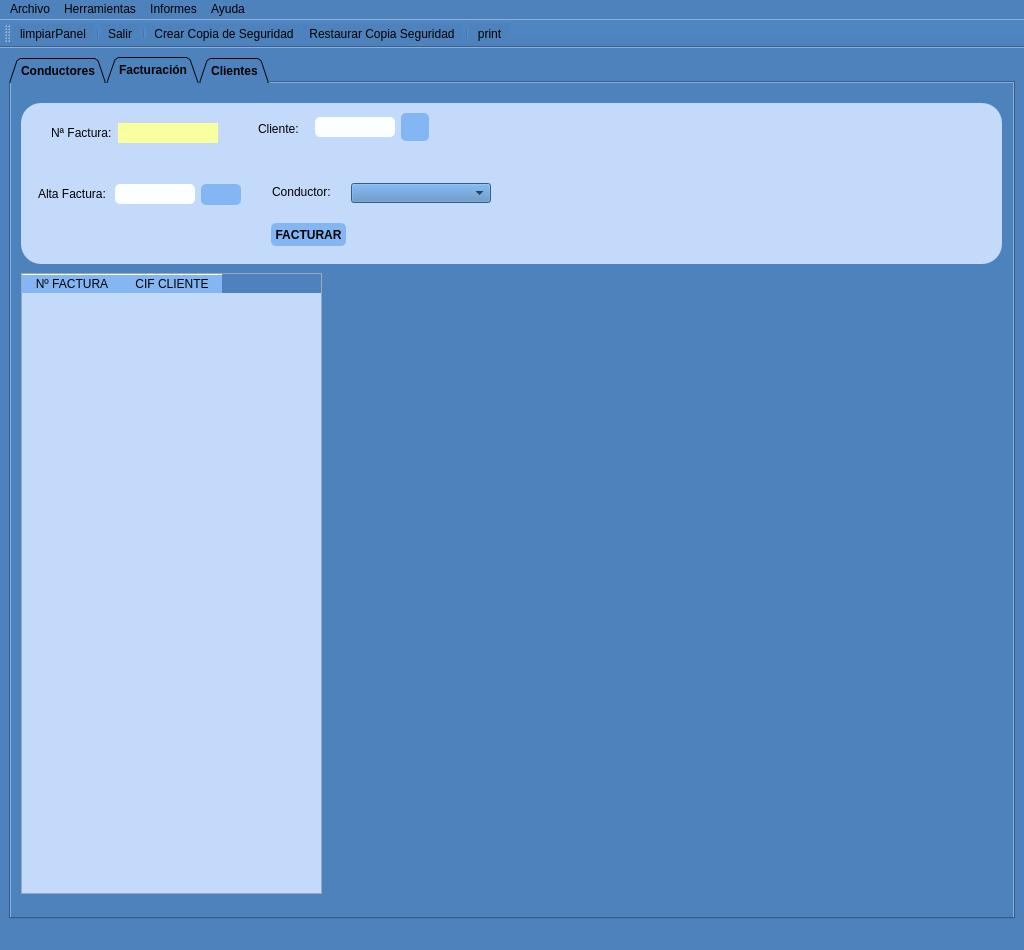
Before: the Qt Designer form templates/MainWindow.ui in braisd11/CarTeis, drawn with Qt 5.
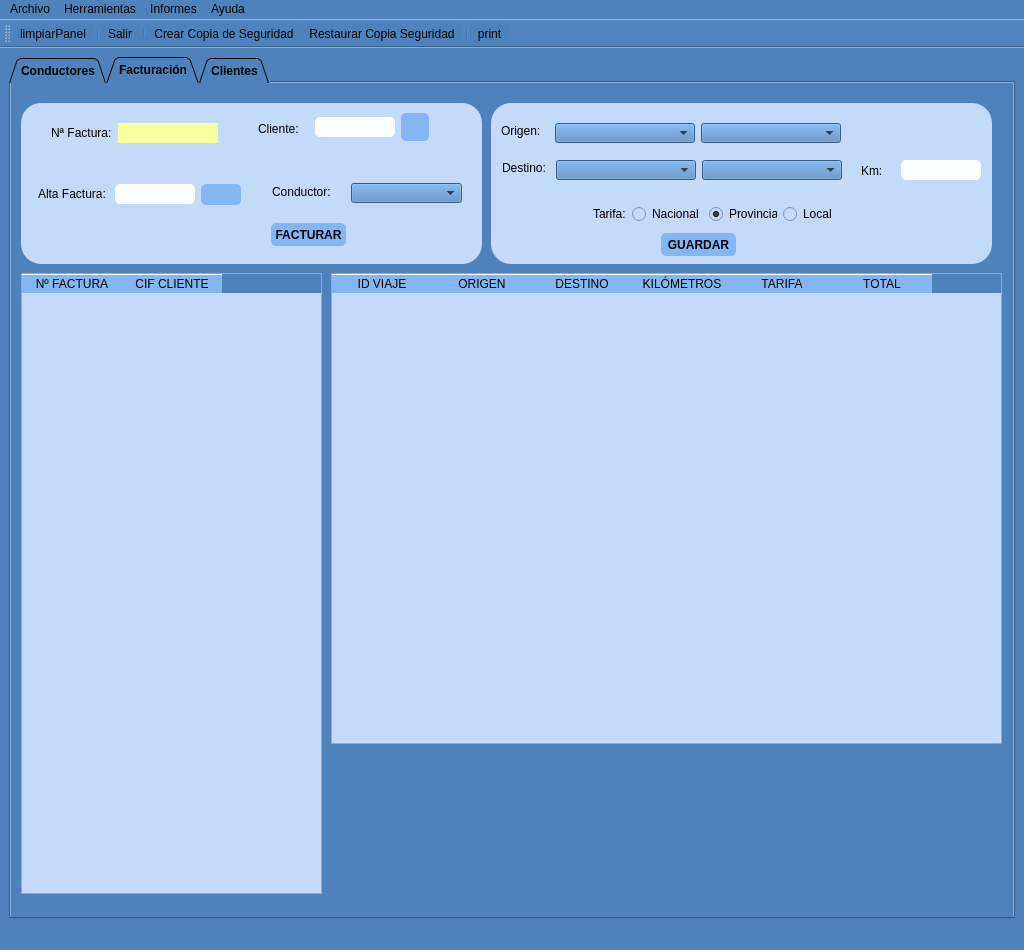
After: the same form once the commit is applied. Icons and pictures are not drawn.

```diff
--- a/templates/MainWindow.ui
+++ b/templates/MainWindow.ui
@@ -1577,7 +1577,7 @@
          <rect>
           <x>10</x>
           <y>20</y>
-          <width>981</width>
+          <width>461</width>
           <height>161</height>
          </rect>
         </property>
@@ -1800,7 +1800,7 @@
           <rect>
            <x>330</x>
            <y>80</y>
-           <width>140</width>
+           <width>111</width>
            <height>20</height>
           </rect>
          </property>
@@ -1812,8 +1812,8 @@
          </property>
          <property name="minimumSize">
           <size>
-           <width>140</width>
-           <height>20</height>
+           <width>0</width>
+           <height>0</height>
           </size>
          </property>
          <property name="maximumSize">
@@ -2166,6 +2166,711 @@
          </property>
         </column>
        </widget>
+       <widget class="QTableWidget" name="tabViaje">
+        <property name="geometry">
+         <rect>
+          <x>320</x>
+          <y>190</y>
+          <width>671</width>
+          <height>471</height>
+         </rect>
+        </property>
+        <property name="sizePolicy">
+         <sizepolicy hsizetype="Expanding" vsizetype="Expanding">
+          <horstretch>0</horstretch>
+          <verstretch>0</verstretch>
+         </sizepolicy>
+        </property>
+        <property name="palette">
+         <palette>
+          <active>
+           <colorrole role="WindowText">
+            <brush brushstyle="SolidPattern">
+             <color alpha="255">
+              <red>0</red>
+              <green>0</green>
+              <blue>0</blue>
+             </color>
+            </brush>
+           </colorrole>
+           <colorrole role="Button">
+            <brush brushstyle="SolidPattern">
+             <color alpha="255">
+              <red>196</red>
+              <green>218</green>
+              <blue>250</blue>
+             </color>
+            </brush>
+           </colorrole>
+           <colorrole role="Text">
+            <brush brushstyle="SolidPattern">
+             <color alpha="255">
+              <red>0</red>
+              <green>0</green>
+              <blue>0</blue>
+             </color>
+            </brush>
+           </colorrole>
+           <colorrole role="ButtonText">
+            <brush brushstyle="SolidPattern">
+             <color alpha="255">
+              <red>0</red>
+              <green>0</green>
+              <blue>0</blue>
+             </color>
+            </brush>
+           </colorrole>
+           <colorrole role="Base">
+            <brush brushstyle="SolidPattern">
+             <color alpha="255">
+              <red>196</red>
+              <green>218</green>
+              <blue>250</blue>
+             </color>
+            </brush>
+           </colorrole>
+           <colorrole role="Window">
+            <brush brushstyle="SolidPattern">
+             <color alpha="255">
+              <red>196</red>
+              <green>218</green>
+              <blue>250</blue>
+             </color>
+            </brush>
+           </colorrole>
+           <colorrole role="Highlight">
+            <brush brushstyle="SolidPattern">
+             <color alpha="255">
+              <red>255</red>
+              <green>255</green>
+              <blue>255</blue>
+             </color>
+            </brush>
+           </colorrole>
+           <colorrole role="HighlightedText">
+            <brush brushstyle="SolidPattern">
+             <color alpha="255">
+              <red>0</red>
+              <green>0</green>
+              <blue>0</blue>
+             </color>
+            </brush>
+           </colorrole>
+           <colorrole role="AlternateBase">
+            <brush brushstyle="SolidPattern">
+             <color alpha="255">
+              <red>252</red>
+              <green>255</green>
+              <blue>255</blue>
+             </color>
+            </brush>
+           </colorrole>
+          </active>
+          <inactive>
+           <colorrole role="WindowText">
+            <brush brushstyle="SolidPattern">
+             <color alpha="255">
+              <red>0</red>
+              <green>0</green>
+              <blue>0</blue>
+             </color>
+            </brush>
+           </colorrole>
+           <colorrole role="Button">
+            <brush brushstyle="SolidPattern">
+             <color alpha="255">
+              <red>196</red>
+              <green>218</green>
+              <blue>250</blue>
+             </color>
+            </brush>
+           </colorrole>
+           <colorrole role="Text">
+            <brush brushstyle="SolidPattern">
+             <color alpha="255">
+              <red>0</red>
+              <green>0</green>
+              <blue>0</blue>
+             </color>
+            </brush>
+           </colorrole>
+           <colorrole role="ButtonText">
+            <brush brushstyle="SolidPattern">
+             <color alpha="255">
+              <red>0</red>
+              <green>0</green>
+              <blue>0</blue>
+             </color>
+            </brush>
+           </colorrole>
+           <colorrole role="Base">
+            <brush brushstyle="SolidPattern">
+             <color alpha="255">
+              <red>196</red>
+              <green>218</green>
+              <blue>250</blue>
+             </color>
+            </brush>
+           </colorrole>
+           <colorrole role="Window">
+            <brush brushstyle="SolidPattern">
+             <color alpha="255">
+              <red>196</red>
+              <green>218</green>
+              <blue>250</blue>
+             </color>
+            </brush>
+           </colorrole>
+           <colorrole role="Highlight">
+            <brush brushstyle="SolidPattern">
+             <color alpha="255">
+              <red>255</red>
+              <green>255</green>
+              <blue>255</blue>
+             </color>
+            </brush>
+           </colorrole>
+           <colorrole role="HighlightedText">
+            <brush brushstyle="SolidPattern">
+             <color alpha="255">
+              <red>0</red>
+              <green>0</green>
+              <blue>0</blue>
+             </color>
+            </brush>
+           </colorrole>
+           <colorrole role="AlternateBase">
+            <brush brushstyle="SolidPattern">
+             <color alpha="255">
+              <red>252</red>
+              <green>255</green>
+              <blue>255</blue>
+             </color>
+            </brush>
+           </colorrole>
+          </inactive>
+          <disabled>
+           <colorrole role="WindowText">
+            <brush brushstyle="SolidPattern">
+             <color alpha="255">
+              <red>0</red>
+              <green>0</green>
+              <blue>0</blue>
+             </color>
+            </brush>
+           </colorrole>
+           <colorrole role="Button">
+            <brush brushstyle="SolidPattern">
+             <color alpha="255">
+              <red>196</red>
+              <green>218</green>
+              <blue>250</blue>
+             </color>
+            </brush>
+           </colorrole>
+           <colorrole role="Text">
+            <brush brushstyle="SolidPattern">
+             <color alpha="255">
+              <red>0</red>
+              <green>0</green>
+              <blue>0</blue>
+             </color>
+            </brush>
+           </colorrole>
+           <colorrole role="ButtonText">
+            <brush brushstyle="SolidPattern">
+             <color alpha="255">
+              <red>0</red>
+              <green>0</green>
+              <blue>0</blue>
+             </color>
+            </brush>
+           </colorrole>
+           <colorrole role="Base">
+            <brush brushstyle="SolidPattern">
+             <color alpha="255">
+              <red>196</red>
+              <green>218</green>
+              <blue>250</blue>
+             </color>
+            </brush>
+           </colorrole>
+           <colorrole role="Window">
+            <brush brushstyle="SolidPattern">
+             <color alpha="255">
+              <red>196</red>
+              <green>218</green>
+              <blue>250</blue>
+             </color>
+            </brush>
+           </colorrole>
+           <colorrole role="Highlight">
+            <brush brushstyle="SolidPattern">
+             <color alpha="255">
+              <red>0</red>
+              <green>120</green>
+              <blue>215</blue>
+             </color>
+            </brush>
+           </colorrole>
+           <colorrole role="HighlightedText">
+            <brush brushstyle="SolidPattern">
+             <color alpha="255">
+              <red>0</red>
+              <green>0</green>
+              <blue>0</blue>
+             </color>
+            </brush>
+           </colorrole>
+           <colorrole role="AlternateBase">
+            <brush brushstyle="SolidPattern">
+             <color alpha="255">
+              <red>252</red>
+              <green>255</green>
+              <blue>255</blue>
+             </color>
+            </brush>
+           </colorrole>
+          </disabled>
+         </palette>
+        </property>
+        <property name="autoFillBackground">
+         <bool>true</bool>
+        </property>
+        <property name="styleSheet">
+         <string notr="true">QTableWidget::item:selected {
+    background-color: rgb(255,255,255);
+	color: rgb(0,0,0);
+}
+
+QTableWidget {
+    background-color: #c4dafa;
+}</string>
+        </property>
+        <property name="editTriggers">
+         <set>QAbstractItemView::NoEditTriggers</set>
+        </property>
+        <property name="alternatingRowColors">
+         <bool>true</bool>
+        </property>
+        <property name="selectionBehavior">
+         <enum>QAbstractItemView::SelectRows</enum>
+        </property>
+        <attribute name="verticalHeaderVisible">
+         <bool>false</bool>
+        </attribute>
+        <column>
+         <property name="text">
+          <string>ID VIAJE</string>
+         </property>
+        </column>
+        <column>
+         <property name="text">
+          <string>ORIGEN</string>
+         </property>
+        </column>
+        <column>
+         <property name="text">
+          <string>DESTINO</string>
+         </property>
+        </column>
+        <column>
+         <property name="text">
+          <string>KILÓMETROS</string>
+         </property>
+        </column>
+        <column>
+         <property name="text">
+          <string>TARIFA</string>
+         </property>
+        </column>
+        <column>
+         <property name="text">
+          <string>TOTAL</string>
+         </property>
+        </column>
+       </widget>
+       <widget class="QFrame" name="frame_9">
+        <property name="geometry">
+         <rect>
+          <x>480</x>
+          <y>20</y>
+          <width>501</width>
+          <height>161</height>
+         </rect>
+        </property>
+        <property name="styleSheet">
+         <string notr="true">QFrame{
+	border-radius: 20px;
+	background-color: #c4dafa;
+}</string>
+        </property>
+        <property name="frameShape">
+         <enum>QFrame::StyledPanel</enum>
+        </property>
+        <property name="frameShadow">
+         <enum>QFrame::Raised</enum>
+        </property>
+        <widget class="QComboBox" name="cmbProvOrigen">
+         <property name="geometry">
+          <rect>
+           <x>64</x>
+           <y>20</y>
+           <width>140</width>
+           <height>20</height>
+          </rect>
+         </property>
+         <property name="sizePolicy">
+          <sizepolicy hsizetype="Preferred" vsizetype="Fixed">
+           <horstretch>120</horstretch>
+           <verstretch>20</verstretch>
+          </sizepolicy>
+         </property>
+         <property name="minimumSize">
+          <size>
+           <width>140</width>
+           <height>20</height>
+          </size>
+         </property>
+         <property name="maximumSize">
+          <size>
+           <width>140</width>
+           <height>20</height>
+          </size>
+         </property>
+         <property name="cursor">
+          <cursorShape>PointingHandCursor</cursorShape>
+         </property>
+         <property name="styleSheet">
+          <string notr="true">QFrame{
+	border-radius: 0px;
+
+}</string>
+         </property>
+        </widget>
+        <widget class="QComboBox" name="cmbLocOrigen">
+         <property name="geometry">
+          <rect>
+           <x>210</x>
+           <y>20</y>
+           <width>140</width>
+           <height>20</height>
+          </rect>
+         </property>
+         <property name="sizePolicy">
+          <sizepolicy hsizetype="Preferred" vsizetype="Fixed">
+           <horstretch>120</horstretch>
+           <verstretch>20</verstretch>
+          </sizepolicy>
+         </property>
+         <property name="minimumSize">
+          <size>
+           <width>140</width>
+           <height>20</height>
+          </size>
+         </property>
+         <property name="maximumSize">
+          <size>
+           <width>140</width>
+           <height>20</height>
+          </size>
+         </property>
+         <property name="cursor">
+          <cursorShape>PointingHandCursor</cursorShape>
+         </property>
+         <property name="styleSheet">
+          <string notr="true">QFrame{
+	border-radius: 0px;
+
+}</string>
+         </property>
+        </widget>
+        <widget class="QComboBox" name="cmbProvDestino">
+         <property name="geometry">
+          <rect>
+           <x>65</x>
+           <y>57</y>
+           <width>140</width>
+           <height>20</height>
+          </rect>
+         </property>
+         <property name="sizePolicy">
+          <sizepolicy hsizetype="Preferred" vsizetype="Fixed">
+           <horstretch>120</horstretch>
+           <verstretch>20</verstretch>
+          </sizepolicy>
+         </property>
+         <property name="minimumSize">
+          <size>
+           <width>140</width>
+           <height>20</height>
+          </size>
+         </property>
+         <property name="maximumSize">
+          <size>
+           <width>140</width>
+           <height>20</height>
+          </size>
+         </property>
+         <property name="cursor">
+          <cursorShape>PointingHandCursor</cursorShape>
+         </property>
+         <property name="styleSheet">
+          <string notr="true">QFrame{
+	border-radius: 0px;
+
+}</string>
+         </property>
+        </widget>
+        <widget class="QComboBox" name="cmbLocDestino">
+         <property name="geometry">
+          <rect>
+           <x>211</x>
+           <y>57</y>
+           <width>140</width>
+           <height>20</height>
+          </rect>
+         </property>
+         <property name="sizePolicy">
+          <sizepolicy hsizetype="Preferred" vsizetype="Fixed">
+           <horstretch>120</horstretch>
+           <verstretch>20</verstretch>
+          </sizepolicy>
+         </property>
+         <property name="minimumSize">
+          <size>
+           <width>140</width>
+           <height>20</height>
+          </size>
+         </property>
+         <property name="maximumSize">
+          <size>
+           <width>140</width>
+           <height>20</height>
+          </size>
+         </property>
+         <property name="cursor">
+          <cursorShape>PointingHandCursor</cursorShape>
+         </property>
+         <property name="styleSheet">
+          <string notr="true">QFrame{
+	border-radius: 0px;
+
+}</string>
+         </property>
+         <property name="inputMethodHints">
+          <set>Qt::ImhNone</set>
+         </property>
+         <property name="currentText">
+          <string/>
+         </property>
+        </widget>
+        <widget class="QLabel" name="lblOrigen">
+         <property name="geometry">
+          <rect>
+           <x>10</x>
+           <y>20</y>
+           <width>51</width>
+           <height>16</height>
+          </rect>
+         </property>
+         <property name="text">
+          <string>Origen:</string>
+         </property>
+        </widget>
+        <widget class="QLabel" name="lblDestino">
+         <property name="geometry">
+          <rect>
+           <x>11</x>
+           <y>57</y>
+           <width>51</width>
+           <height>16</height>
+          </rect>
+         </property>
+         <property name="text">
+          <string>Destino:</string>
+         </property>
+        </widget>
+        <widget class="QLabel" name="lblKm">
+         <property name="geometry">
+          <rect>
+           <x>370</x>
+           <y>60</y>
+           <width>41</width>
+           <height>16</height>
+          </rect>
+         </property>
+         <property name="text">
+          <string>Km:</string>
+         </property>
+        </widget>
+        <widget class="QLineEdit" name="txtkm">
+         <property name="geometry">
+          <rect>
+           <x>410</x>
+           <y>57</y>
+           <width>80</width>
+           <height>20</height>
+          </rect>
+         </property>
+         <property name="sizePolicy">
+          <sizepolicy hsizetype="Expanding" vsizetype="Expanding">
+           <horstretch>80</horstretch>
+           <verstretch>20</verstretch>
+          </sizepolicy>
+         </property>
+         <property name="maximumSize">
+          <size>
+           <width>80</width>
+           <height>20</height>
+          </size>
+         </property>
+         <property name="layoutDirection">
+          <enum>Qt::RightToLeft</enum>
+         </property>
+         <property name="text">
+          <string/>
+         </property>
+        </widget>
+        <widget class="QLabel" name="lblTarifa">
+         <property name="geometry">
+          <rect>
+           <x>102</x>
+           <y>101</y>
+           <width>41</width>
+           <height>20</height>
+          </rect>
+         </property>
+         <property name="text">
+          <string>Tarifa:</string>
+         </property>
+        </widget>
+        <widget class="QRadioButton" name="rbtNacional">
+         <property name="geometry">
+          <rect>
+           <x>141</x>
+           <y>101</y>
+           <width>71</width>
+           <height>20</height>
+          </rect>
+         </property>
+         <property name="minimumSize">
+          <size>
+           <width>50</width>
+           <height>20</height>
+          </size>
+         </property>
+         <property name="maximumSize">
+          <size>
+           <width>500</width>
+           <height>20</height>
+          </size>
+         </property>
+         <property name="cursor">
+          <cursorShape>PointingHandCursor</cursorShape>
+         </property>
+         <property name="styleSheet">
+          <string notr="true">
+QRadioButton{
+	background-color: #c4dafa;
+}</string>
+         </property>
+         <property name="text">
+          <string>Nacional</string>
+         </property>
+         <property name="checked">
+          <bool>false</bool>
+         </property>
+        </widget>
+        <widget class="QRadioButton" name="rbtProvincial">
+         <property name="geometry">
+          <rect>
+           <x>218</x>
+           <y>101</y>
+           <width>68</width>
+           <height>20</height>
+          </rect>
+         </property>
+         <property name="minimumSize">
+          <size>
+           <width>50</width>
+           <height>20</height>
+          </size>
+         </property>
+         <property name="maximumSize">
+          <size>
+           <width>500</width>
+           <height>200</height>
+          </size>
+         </property>
+         <property name="cursor">
+          <cursorShape>PointingHandCursor</cursorShape>
+         </property>
+         <property name="styleSheet">
+          <string notr="true">QRadioButton{
+	background-color: #c4dafa;
+}</string>
+         </property>
+         <property name="text">
+          <string>Provincial</string>
+         </property>
+         <property name="checked">
+          <bool>true</bool>
+         </property>
+        </widget>
+        <widget class="QRadioButton" name="rbtLocal">
+         <property name="geometry">
+          <rect>
+           <x>292</x>
+           <y>101</y>
+           <width>50</width>
+           <height>20</height>
+          </rect>
+         </property>
+         <property name="minimumSize">
+          <size>
+           <width>50</width>
+           <height>20</height>
+          </size>
+         </property>
+         <property name="maximumSize">
+          <size>
+           <width>50</width>
+           <height>20</height>
+          </size>
+         </property>
+         <property name="cursor">
+          <cursorShape>PointingHandCursor</cursorShape>
+         </property>
+         <property name="styleSheet">
+          <string notr="true">QRadioButton{
+	background-color: #c4dafa;
+}</string>
+         </property>
+         <property name="text">
+          <string>Local</string>
+         </property>
+        </widget>
+        <widget class="QPushButton" name="btnGuardar">
+         <property name="geometry">
+          <rect>
+           <x>170</x>
+           <y>130</y>
+           <width>75</width>
+           <height>23</height>
+          </rect>
+         </property>
+         <property name="font">
+          <font>
+           <weight>75</weight>
+           <bold>true</bold>
+          </font>
+         </property>
+         <property name="text">
+          <string>GUARDAR</string>
+         </property>
+        </widget>
+       </widget>
       </widget>
       <widget class="QWidget" name="panelClientes">
        <property name="sizePolicy">
```
